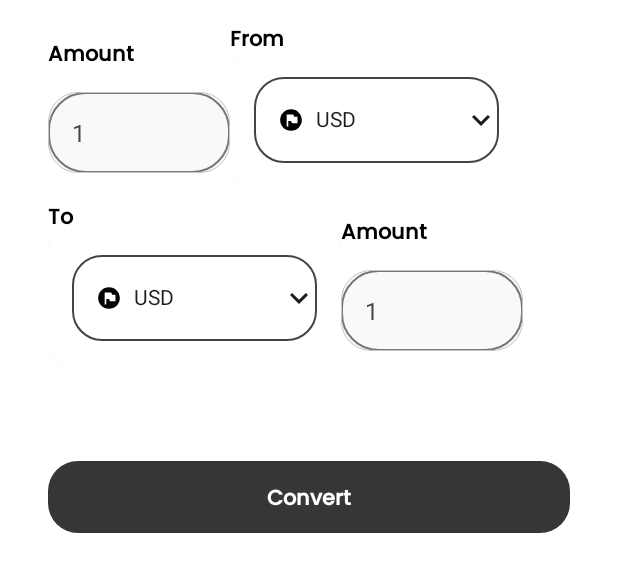
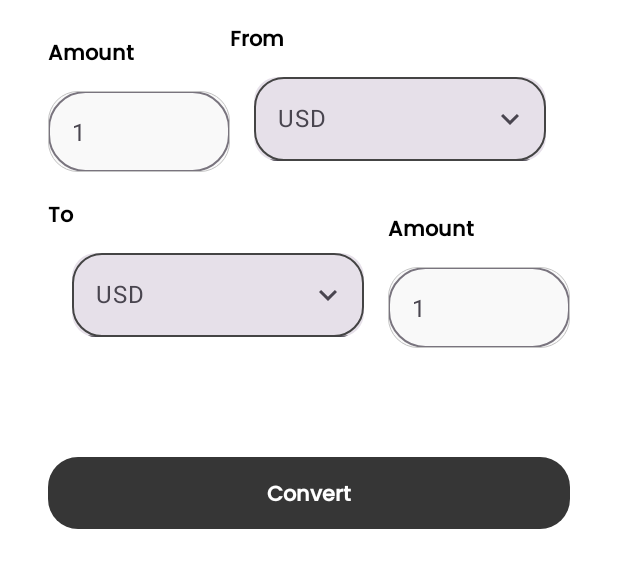
Before and after one commit to Mahmoudkhalafalah/Currency-Convrter, an Android app built with Jetpack Compose: the @Preview function CurrencyCard, on a phone screen of 412 x 824 dp. Shown: the top 572 px of the screen. Run offline under Robolectric (Android 15) with nearby library versions, the phone set to English and light mode, and no system bars.

Commit message:
Room Data Base added Favourites display and select "design modifications" view model for favourites added "selection dialog isn't finished yet" "add convert and compare ui" "add change in drop down"

```diff
--- a/app/src/main/java/com/example/currencyconverter/presentation/UpperUi/CompareCard.kt
+++ b/app/src/main/java/com/example/currencyconverter/presentation/UpperUi/CompareCard.kt
@@ -79,7 +79,7 @@ fun Compare(){
                         .weight(1f).wrapContentSize()
                         .padding(16.dp)
                 )
-                CurrencyDropDown(Modifier.weight(1f))
+                dropDownMenu()
 
 
             }
@@ -97,8 +97,8 @@ fun Compare(){
 
 
             Row(modifier = Modifier.fillMaxWidth(), ) {
-                CurrencyDropDown(Modifier)
-                CurrencyDropDown(Modifier)
+                dropDownMenu()
+                dropDownMenu()
 
 
             }
--- a/app/src/main/java/com/example/currencyconverter/presentation/UpperUi/CurrencyCard.kt
+++ b/app/src/main/java/com/example/currencyconverter/presentation/UpperUi/CurrencyCard.kt
@@ -8,6 +8,7 @@ import androidx.compose.foundation.layout.Spacer
 import androidx.compose.foundation.layout.fillMaxWidth
 import androidx.compose.foundation.layout.height
 import androidx.compose.foundation.layout.padding
+import androidx.compose.foundation.layout.wrapContentSize
 import androidx.compose.foundation.shape.RoundedCornerShape
 import androidx.compose.material3.Button
 import androidx.compose.material3.ButtonDefaults
@@ -21,11 +22,14 @@ import androidx.compose.runtime.setValue
 import androidx.compose.ui.Alignment
 import androidx.compose.ui.Modifier
 import androidx.compose.ui.graphics.Color
+import androidx.compose.ui.tooling.preview.Preview
 import androidx.compose.ui.unit.dp
 import com.example.currencyconverter.presentation.commoncomponents.InputTextField
 import com.example.currencyconverter.presentation.commoncomponents.PoppinsFontText
 
 
+
+@Preview(showBackground = true)
 @Composable
 fun CurrencyCard() {
     var text by remember { mutableStateOf("") }
@@ -52,9 +56,7 @@ fun CurrencyCard() {
             ) {
 
                 PoppinsFontText(text = "From")
-                CurrencyDropDown(
-                    modifier = Modifier.weight(1f)
-                )
+                dropDownMenu()
 
             }
         }
@@ -64,12 +66,15 @@ fun CurrencyCard() {
             horizontalArrangement = Arrangement.Center
         ) {
             Column(
+              Modifier.weight(1f),
                 verticalArrangement = Arrangement.Center
+
             ) {
                 PoppinsFontText(text = "To")
-                CurrencyDropDown(modifier = Modifier.weight(1f))
+                dropDownMenu()
             }
             Column(
+
                 verticalArrangement = Arrangement.Center
             ) {
                 PoppinsFontText(text = "Amount", modifier = Modifier.padding(bottom = 16.dp))
--- a/app/src/main/java/com/example/currencyconverter/presentation/UpperUi/DropDown.kt
+++ b/app/src/main/java/com/example/currencyconverter/presentation/UpperUi/DropDown.kt
@@ -18,10 +18,14 @@ import androidx.compose.foundation.layout.wrapContentSize
 import androidx.compose.foundation.shape.RoundedCornerShape
 import androidx.compose.material.icons.Icons
 import androidx.compose.material.icons.filled.KeyboardArrowDown
+import androidx.compose.material.icons.filled.KeyboardArrowUp
 import androidx.compose.material3.Card
+import androidx.compose.material3.DropdownMenu
 import androidx.compose.material3.DropdownMenuItem
+import androidx.compose.material3.ExperimentalMaterial3Api
 import androidx.compose.material3.Icon
 import androidx.compose.material3.Text
+import androidx.compose.material3.TextField
 import androidx.compose.runtime.Composable
 import androidx.compose.runtime.getValue
 import androidx.compose.runtime.mutableStateOf
@@ -30,8 +34,12 @@ import androidx.compose.runtime.setValue
 import androidx.compose.ui.Alignment
 import androidx.compose.ui.Modifier
 import androidx.compose.ui.graphics.Color
+import androidx.compose.ui.layout.onGloballyPositioned
+import androidx.compose.ui.platform.LocalDensity
 import androidx.compose.ui.res.painterResource
+import androidx.compose.ui.tooling.preview.Preview
 import androidx.compose.ui.unit.dp
+import androidx.compose.ui.unit.toSize
 import com.example.currencyconverter.R
 
 /*data class DropDownItem(val currencyCode: String, @DrawableRes val flagId: Int)
@@ -108,73 +116,52 @@ fun CurrencyDropDown(modifier: Modifier) {
 }*/
 data class DropDownItem(val currencyCode: String, @DrawableRes val flagId: Int)
 
+
+
+@OptIn(ExperimentalMaterial3Api::class)
+@Preview(showBackground = true)
 @Composable
-fun CurrencyDropDown(modifier: Modifier) {
-    val currencies = listOf(
-        DropDownItem("USD", R.drawable.baseline_flag_circle_24),
-        DropDownItem("EUR", R.drawable.baseline_flag_circle_24),
-        DropDownItem("JPY", R.drawable.baseline_flag_24)
-    )
+fun dropDownMenu() {
 
-    var isExpanded by remember { mutableStateOf(false) }
-    var selectedIndex by remember { mutableStateOf(0) }
-    var selectedCurrency = currencies.getOrNull(selectedIndex)
+    var expanded by remember { mutableStateOf(false) }
+    val suggestions = listOf("Kotlin", "Java", "Dart", "Python")
+    var selectedText by remember { mutableStateOf("") }
 
-    Card(modifier = Modifier.wrapContentSize()) {
-        Column(modifier = Modifier.clickable { isExpanded = !isExpanded }.background(color = Color.White).wrapContentSize()
+
+
+    val icon = if (expanded)
+        Icons.Filled.KeyboardArrowUp
+    else
+        Icons.Filled.KeyboardArrowDown
+
+
+    Column(Modifier.wrapContentSize().padding(16.dp).border(border = BorderStroke(1.dp, color = Color.DarkGray), shape = RoundedCornerShape(20.dp))) {
+        TextField(
+            value = selectedText,
+            onValueChange = { selectedText = it },
+            modifier = Modifier
+                .wrapContentSize()
+               , placeholder = { Text(text = "USD") },
+            shape = RoundedCornerShape(16.dp),
+            trailingIcon = {
+                Icon(icon,"contentDescription",
+                    Modifier.clickable { expanded = !expanded })
+            }
+        )
+        DropdownMenu(
+            expanded = expanded,
+            onDismissRequest = { expanded = false },
+
         ) {
-            Row(
-                modifier = Modifier.wrapContentSize()
-                    .padding(16.dp).background(color = Color.White).
-                    border(border = BorderStroke(1.dp, color = Color.DarkGray), shape = RoundedCornerShape(20.dp)),
-                verticalAlignment = Alignment.CenterVertically,
-                horizontalArrangement = Arrangement.SpaceBetween
-            ) {
-                if (selectedCurrency != null) {
-                    Row(
-                        modifier = Modifier
-                            .padding(16.dp).background(color = Color.White),
-                        verticalAlignment = Alignment.CenterVertically,
-                        horizontalArrangement = Arrangement.Start
-                    ) {
+            suggestions.forEach { label ->
+                DropdownMenuItem({ Text(text = label) }
+                    ,onClick = {
+                        selectedText = label
+                        expanded = false
+                    })
 
-                        Image(
-                            painter = painterResource(id = selectedCurrency.flagId),
-                            contentDescription = null,
-                            modifier = Modifier
-                                .size(25.dp)
-                                .padding(end = 8.dp)
-                        )
-                        Text(text = selectedCurrency.currencyCode)
 
-                    }
-                    Spacer(modifier = Modifier.width(55.dp))
-                    Icon(imageVector = Icons.Default.KeyboardArrowDown, contentDescription = null)
-                }
-
-                if (isExpanded) {
-                    currencies.forEachIndexed { index, dropDownItem ->
-                        DropdownMenuItem(
-                            onClick = {
-                                selectedIndex = index
-                                isExpanded = false
-                            },
-                            text = {
-                                Row(verticalAlignment = Alignment.CenterVertically) {
-                                    Image(
-                                        painter = painterResource(id = dropDownItem.flagId),
-                                        contentDescription = null,
-                                        modifier = Modifier
-                                            .size(25.dp)
-                                            .padding(end = 8.dp)
-                                    )
-                                    Text(text = dropDownItem.currencyCode)
-                                }
-                            }
-                        )
-                    }
-                }
             }
         }
-    }
-}
+
+    }}
```
Also changed, not shown: app/src/main/java/com/example/currencyconverter/presentation/UpperUi/BaseScreen.kt (+5 -2 lines), 1 other file.
